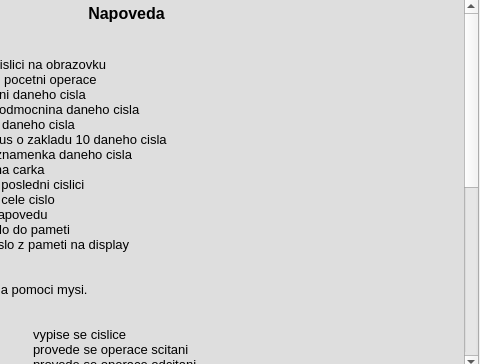
The window that src/gui/helpwindow.ui (hungdojan/IVS_Kalkulacka) describes before a commit, drawn with Qt 5; both pictures show x 215 to 695 and y 0 to 364 of the 695 by 364 pixel window.
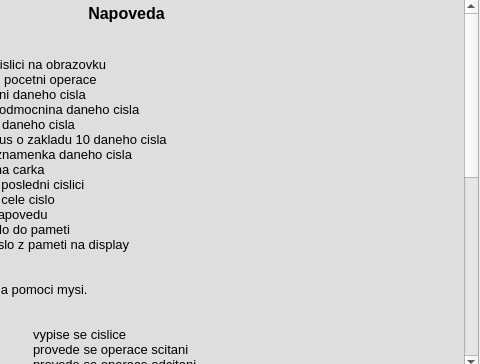
The same window after the commit.

Diff of the .ui file:
```diff
--- a/src/gui/helpwindow.ui
+++ b/src/gui/helpwindow.ui
@@ -140,6 +140,9 @@
      </disabled>
     </palette>
    </property>
+   <property name="readOnly">
+    <bool>true</bool>
+   </property>
    <property name="html">
     <string>&lt;!DOCTYPE HTML PUBLIC &quot;-//W3C//DTD HTML 4.0//EN&quot; &quot;http://www.w3.org/TR/REC-html40/strict.dtd&quot;&gt;
 &lt;html&gt;&lt;head&gt;&lt;meta name=&quot;qrichtext&quot; content=&quot;1&quot; /&gt;&lt;style type=&quot;text/css&quot;&gt;
@@ -179,6 +182,8 @@
 &lt;p style=&quot; margin-top:0px; margin-bottom:0px; margin-left:0px; margin-right:0px; -qt-block-indent:0; text-indent:0px;&quot;&gt;&lt;span style=&quot; font-size:10pt;&quot;&gt;klavesa .			zapise se desetinna carka&lt;/span&gt;&lt;/p&gt;
 &lt;p style=&quot;-qt-paragraph-type:empty; margin-top:0px; margin-bottom:0px; margin-left:0px; margin-right:0px; -qt-block-indent:0; text-indent:0px; font-size:10pt;&quot;&gt;&lt;br /&gt;&lt;/p&gt;
 &lt;p style=&quot; margin-top:0px; margin-bottom:0px; margin-left:0px; margin-right:0px; -qt-block-indent:0; text-indent:0px;&quot;&gt;&lt;span style=&quot; font-size:10pt; text-decoration: underline;&quot;&gt;Omezeni&lt;/span&gt;&lt;/p&gt;
+&lt;p style=&quot; margin-top:0px; margin-bottom:0px; margin-left:0px; margin-right:0px; -qt-block-indent:0; text-indent:0px;&quot;&gt;&lt;span style=&quot; font-size:10pt;&quot;&gt;maximalni pocet cisel, ktere se na display zobrazi, je &lt;/span&gt;&lt;span style=&quot; font-size:10pt; font-weight:600;&quot;&gt;13&lt;/span&gt;&lt;/p&gt;
+&lt;p style=&quot; margin-top:0px; margin-bottom:0px; margin-left:0px; margin-right:0px; -qt-block-indent:0; text-indent:0px;&quot;&gt;&lt;span style=&quot; font-size:10pt;&quot;&gt;(napr.: 1000000000 + 0.00001 = 1000000000, neboli desetinne cislo tam je, ale nezobrazi se)&lt;/span&gt;&lt;/p&gt;
 &lt;p style=&quot; margin-top:0px; margin-bottom:0px; margin-left:0px; margin-right:0px; -qt-block-indent:0; text-indent:0px;&quot;&gt;&lt;span style=&quot; font-size:10pt; font-weight:600;&quot;&gt;neni mozne delit nulou&lt;/span&gt;&lt;/p&gt;
 &lt;p style=&quot; margin-top:0px; margin-bottom:0px; margin-left:0px; margin-right:0px; -qt-block-indent:0; text-indent:0px;&quot;&gt;&lt;span style=&quot; font-size:10pt;&quot;&gt;odmocnene cislo &lt;/span&gt;&lt;span style=&quot; font-size:10pt; font-weight:600;&quot;&gt;nesmi byt zaporne&lt;/span&gt;&lt;/p&gt;
 &lt;p style=&quot; margin-top:0px; margin-bottom:0px; margin-left:0px; margin-right:0px; -qt-block-indent:0; text-indent:0px;&quot;&gt;&lt;span style=&quot; font-size:10pt;&quot;&gt;logaritmovat se &lt;/span&gt;&lt;span style=&quot; font-size:10pt; font-weight:600;&quot;&gt;musi jen nenulove kladne cislo&lt;/span&gt;&lt;/p&gt;
@@ -191,6 +196,7 @@
 &lt;p style=&quot; margin-top:0px; margin-bottom:0px; margin-left:0px; margin-right:0px; -qt-block-indent:0; text-indent:0px;&quot;&gt;&lt;span style=&quot; font-size:10pt;&quot;&gt;log100	logaritmus 100		100 -&amp;gt; log&lt;/span&gt;&lt;/p&gt;
 &lt;p style=&quot; margin-top:0px; margin-bottom:0px; margin-left:0px; margin-right:0px; -qt-block-indent:0; text-indent:0px;&quot;&gt;&lt;span style=&quot; font-size:10pt;&quot;&gt;5!	5 faktorial			5 -&amp;gt; x!&lt;/span&gt;&lt;/p&gt;
 &lt;p style=&quot; margin-top:0px; margin-bottom:0px; margin-left:0px; margin-right:0px; -qt-block-indent:0; text-indent:0px;&quot;&gt;&lt;span style=&quot; font-size:10pt;&quot;&gt;5/(2+3)	5 deleno souctem 2 a 3		2 -&amp;gt; + -&amp;gt; 3 -&amp;gt; = -&amp;gt; M+ -&amp;gt; 5 -&amp;gt; / -&amp;gt; M -&amp;gt; =&lt;/span&gt;&lt;/p&gt;
+&lt;p style=&quot;-qt-paragraph-type:empty; margin-top:0px; margin-bottom:0px; margin-left:0px; margin-right:0px; -qt-block-indent:0; text-indent:0px; font-size:10pt;&quot;&gt;&lt;br /&gt;&lt;/p&gt;
 &lt;p style=&quot;-qt-paragraph-type:empty; margin-top:0px; margin-bottom:0px; margin-left:0px; margin-right:0px; -qt-block-indent:0; text-indent:0px; font-size:10pt;&quot;&gt;&lt;br /&gt;&lt;/p&gt;&lt;/body&gt;&lt;/html&gt;</string>
    </property>
   </widget>
```
